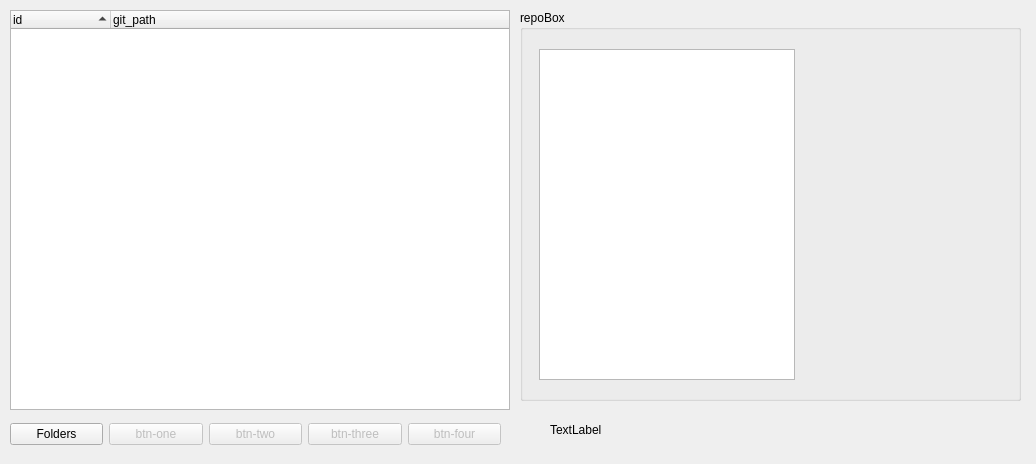
The window that main.ui (kthordarson/findgits) describes before a commit, drawn with Qt 5.
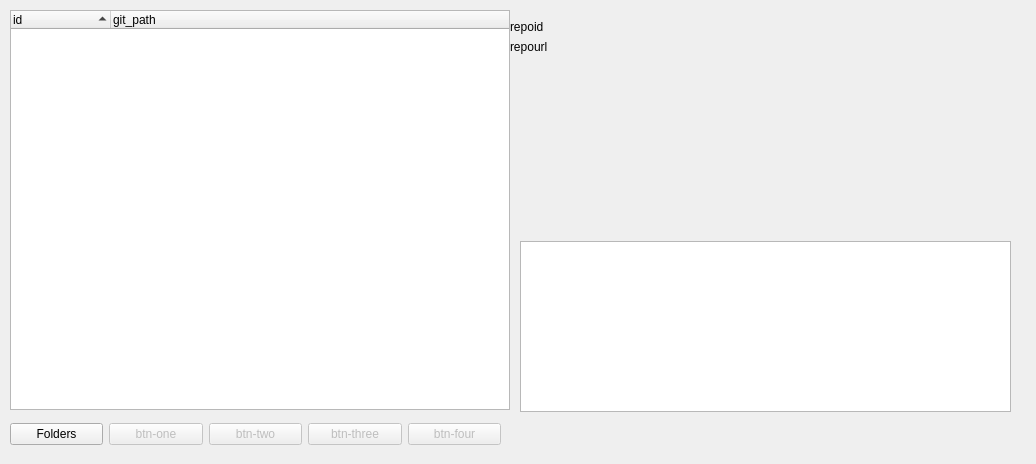
The same window after the commit.

Patch:
```diff
--- a/main.ui
+++ b/main.ui
@@ -39,46 +39,64 @@
     </property>
    </column>
   </widget>
-  <widget class="QGroupBox" name="groupBox">
+  <widget class="QTableWidget" name="tableWidget">
    <property name="geometry">
     <rect>
      <x>520</x>
-     <y>10</y>
-     <width>501</width>
-     <height>391</height>
+     <y>241</y>
+     <width>491</width>
+     <height>171</height>
     </rect>
    </property>
-   <property name="title">
-    <string>repoBox</string>
-   </property>
-   <widget class="QWidget" name="formLayoutWidget">
-    <property name="geometry">
-     <rect>
-      <x>19</x>
-      <y>39</y>
-      <width>461</width>
-      <height>331</height>
-     </rect>
-    </property>
-    <layout class="QFormLayout" name="formLayout">
-     <item row="0" column="0">
-      <widget class="QListView" name="repolistView"/>
-     </item>
-    </layout>
-   </widget>
   </widget>
-  <widget class="QLabel" name="label">
+  <widget class="QWidget" name="formLayoutWidget">
    <property name="geometry">
     <rect>
-     <x>550</x>
-     <y>420</y>
-     <width>72</width>
-     <height>19</height>
+     <x>510</x>
+     <y>20</y>
+     <width>261</width>
+     <height>61</height>
     </rect>
    </property>
-   <property name="text">
-    <string>TextLabel</string>
-   </property>
+   <layout class="QFormLayout" name="formLayout">
+    <item row="0" column="0">
+     <widget class="QLabel" name="label_3">
+      <property name="text">
+       <string>repoid</string>
+      </property>
+     </widget>
+    </item>
+    <item row="0" column="1">
+     <widget class="QLabel" name="label_repoid">
+      <property name="enabled">
+       <bool>true</bool>
+      </property>
+      <property name="frameShape">
+       <enum>QFrame::NoFrame</enum>
+      </property>
+      <property name="text">
+       <string/>
+      </property>
+     </widget>
+    </item>
+    <item row="1" column="0">
+     <widget class="QLabel" name="label_2">
+      <property name="text">
+       <string>repourl</string>
+      </property>
+     </widget>
+    </item>
+    <item row="1" column="1">
+     <widget class="QLabel" name="label_repourl">
+      <property name="frameShape">
+       <enum>QFrame::NoFrame</enum>
+      </property>
+      <property name="text">
+       <string/>
+      </property>
+     </widget>
+    </item>
+   </layout>
   </widget>
   <widget class="QWidget" name="">
    <property name="geometry">
```
